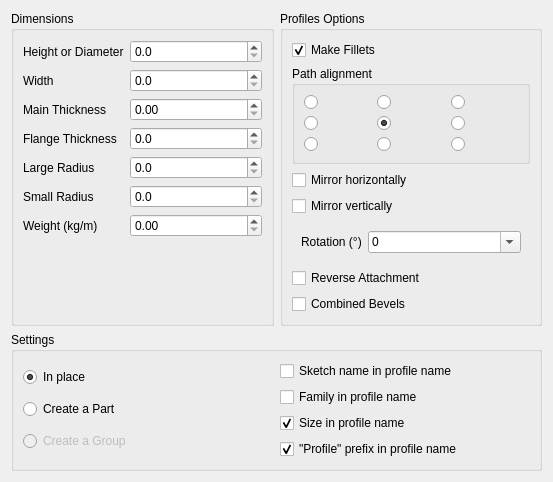
Before: the Qt Designer form freecad/frameforge/resources/ui/create_profiles2.ui in lukh/frameforge, drawn with Qt 5.
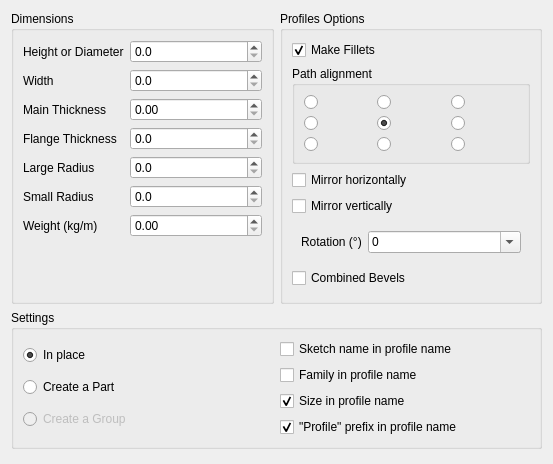
After: the same form once the commit is applied.

Commit message: Remove "Reversed attachment" flag

Patch:
```diff
--- a/freecad/frameforge/resources/ui/create_profiles2.ui
+++ b/freecad/frameforge/resources/ui/create_profiles2.ui
@@ -264,13 +264,6 @@
           </layout>
          </widget>
         </item>
-        <item>
-         <widget class="QCheckBox" name="cb_reverse_attachment">
-          <property name="text">
-           <string>Reverse Attachment</string>
-          </property>
-         </widget>
-        </item>
         <item>
          <widget class="QCheckBox" name="cb_combined_bevel">
           <property name="text">
```
The commit also changes 2 other files.
